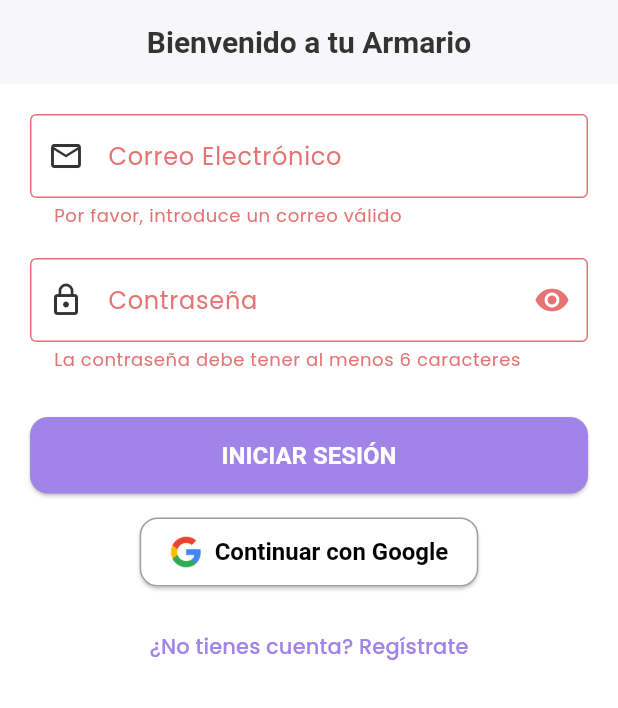
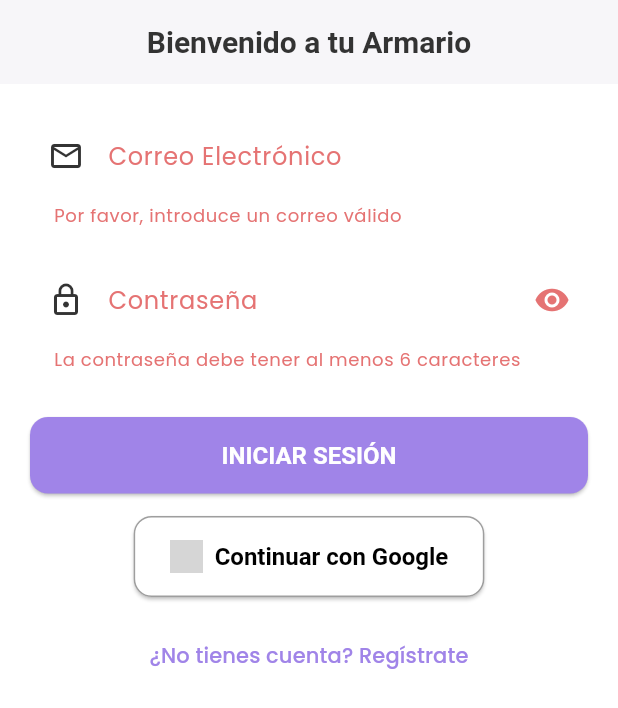
Before and after one commit to aleramiirez/Armario-Virtual, a Flutter app: the screen it shows after launch, after a tap on "INICIAR SESIÓN", after a tap on "Continuar con Google", on a phone screen of 412 x 824 dp. Shown: the top 708 px of the screen. Run offline on Flutter 3.47's test engine with Material 3 defaults, Android fonts, the phone set to English and light mode, and no system bars; our stand-ins replace cached_network_image, cloud_firestore, cloud_functions, firebase_auth, firebase_core, firebase_storage and 4 more; missing offline and left inert: firebase_app_check, translator; accounts and stored records are empty; grey boxes are pictures that could not be loaded.

Commit message:
update garment_detail & refactor login

```diff
--- a/lib/main.dart
+++ b/lib/main.dart
@@ -3,12 +3,19 @@ import 'package:firebase_core/firebase_core.dart';
 import 'firebase_options.dart';
 import 'package:armario_virtual/widgets/auth_gate.dart';
 import 'package:armario_virtual/theme/app_theme.dart';
+import 'package:firebase_app_check/firebase_app_check.dart';
 
 Future<void> main() async {
   WidgetsFlutterBinding.ensureInitialized();
   await Firebase.initializeApp(
     options: DefaultFirebaseOptions.currentPlatform,
   );
+
+  await FirebaseAppCheck.instance.activate(
+    androidProvider: AndroidProvider.playIntegrity,
+    appleProvider: AppleProvider.appAttest,
+  );
+
   runApp(const MyApp());
 }
 
--- a/lib/screens/login/widgets/login_form.dart
+++ b/lib/screens/login/widgets/login_form.dart
@@ -2,6 +2,7 @@ import 'package:flutter/material.dart';
 import 'package:firebase_auth/firebase_auth.dart';
 import 'package:google_sign_in/google_sign_in.dart';
 import 'package:armario_virtual/screens/registration/registration_screen.dart';
+import 'package:armario_virtual/services/auth_services.dart';
 
 class LoginForm extends StatefulWidget {
   const LoginForm({super.key});
@@ -16,6 +17,8 @@ class _LoginFormState extends State<LoginForm> {
   final _passwordController = TextEditingController();
   bool _isPasswordVisible = false;
   bool _isLoading = false;
+
+  final AuthService _authService = AuthService();
 
   @override
   void dispose() {
@@ -33,21 +36,16 @@ class _LoginFormState extends State<LoginForm> {
     });
 
     try {
-      final email = _emailController.text;
-      final password = _passwordController.text;
-
-      await FirebaseAuth.instance.signInWithEmailAndPassword(
-        email: email,
-        password: password,
+      await _authService.signInWithEmailAndPassword(
+        _emailController.text.trim(),
+        _passwordController.text.trim(),
       );
     } on FirebaseAuthException catch (e) {
       String errorMessage = 'Ocurrió un error';
-      if (e.code == 'user-not-found') {
-        errorMessage = 'No se encontró un usuario con ese correo.';
-      } else if (e.code == 'wrong-password') {
-        errorMessage = 'La contraseña es incorrecta.';
-      } else if (e.code == 'invalid-credential' || e.code == 'invalid-email') {
-        errorMessage = 'Las credenciales no son válidas.';
+      if (e.code == 'user-not-found' ||
+          e.code == 'wrong-password' ||
+          e.code == 'invalid-credential') {
+        errorMessage = 'Correo o contraseña incorrectos.';
       }
 
       if (mounted) {
@@ -55,20 +53,6 @@ class _LoginFormState extends State<LoginForm> {
           SnackBar(
             content: Text(errorMessage),
             backgroundColor: Theme.of(context).colorScheme.error,
-            behavior: SnackBarBehavior.floating,
-            shape: RoundedRectangleBorder(
-              borderRadius: BorderRadius.circular(20),
-            ),
-            margin: const EdgeInsets.symmetric(horizontal: 20, vertical: 10),
-          ),
-        );
-      }
-    } catch (e) {
-      if (mounted) {
-        ScaffoldMessenger.of(context).showSnackBar(
-          SnackBar(
-            content: const Text('Ocurrió un error inesperado.'),
-            backgroundColor: Colors.red,
             behavior: SnackBarBehavior.floating,
             shape: RoundedRectangleBorder(
               borderRadius: BorderRadius.circular(20),
@@ -91,20 +75,7 @@ class _LoginFormState extends State<LoginForm> {
       _isLoading = true;
     });
     try {
-      final GoogleSignInAccount? googleUser = await GoogleSignIn().signIn();
-      if (googleUser == null) {
-        setState(() {
-          _isLoading = false;
-        });
-        return;
-      }
-      final GoogleSignInAuthentication googleAuth =
-          await googleUser.authentication;
-      final credential = GoogleAuthProvider.credential(
-        accessToken: googleAuth.accessToken,
-        idToken: googleAuth.idToken,
-      );
-      await FirebaseAuth.instance.signInWithCredential(credential);
+      await _authService.signInWithGoogle();
     } catch (error) {
       if (mounted) {
         ScaffoldMessenger.of(context).showSnackBar(
@@ -144,7 +115,6 @@ class _LoginFormState extends State<LoginForm> {
             decoration: const InputDecoration(
               labelText: 'Correo Electrónico',
               prefixIcon: Icon(Icons.email_outlined),
-              border: OutlineInputBorder(),
             ),
             keyboardType: TextInputType.emailAddress,
             validator: (value) {
@@ -161,16 +131,12 @@ class _LoginFormState extends State<LoginForm> {
             decoration: InputDecoration(
               labelText: 'Contraseña',
               prefixIcon: const Icon(Icons.lock_outline),
-              border: const OutlineInputBorder(),
               suffixIcon: IconButton(
                 icon: Icon(
                   _isPasswordVisible ? Icons.visibility_off : Icons.visibility,
                 ),
-                onPressed: () {
-                  setState(() {
-                    _isPasswordVisible = !_isPasswordVisible;
-                  });
-                },
+                onPressed: () =>
+                    setState(() => _isPasswordVisible = !_isPasswordVisible),
               ),
             ),
             validator: (value) {
@@ -184,25 +150,27 @@ class _LoginFormState extends State<LoginForm> {
           ElevatedButton(
             onPressed: _isLoading ? null : _submitForm,
             child: _isLoading
-                ? const CircularProgressIndicator(color: Colors.white)
-                : const Text('INICIAR SESIÓN', style: TextStyle(fontSize: 16)),
+                ? const SizedBox(
+                    height: 24,
+                    width: 24,
+                    child: CircularProgressIndicator(
+                      color: Colors.white,
+                      strokeWidth: 3,
+                    ),
+                  )
+                : const Text('INICIAR SESIÓN'),
           ),
           const SizedBox(height: 15),
           Row(
-            mainAxisAlignment:
-                MainAxisAlignment.center, // Centra el contenido de la fila
+            mainAxisAlignment: MainAxisAlignment.center,
             children: [
               ElevatedButton.icon(
-                icon: Image.asset('assets/google.png', height: 22.0),
+                icon: Image.asset('assets/google_logo.png', height: 22.0),
                 label: const Text('Continuar con Google'),
                 style: ElevatedButton.styleFrom(
                   foregroundColor: Colors.black,
                   backgroundColor: Colors.white,
                   side: const BorderSide(color: Colors.grey),
-                  padding: const EdgeInsets.symmetric(
-                    vertical: 12,
-                    horizontal: 20,
-                  ),
                 ),
                 onPressed: _isLoading ? null : _signInWithGoogle,
               ),
@@ -211,7 +179,8 @@ class _LoginFormState extends State<LoginForm> {
           const SizedBox(height: 15),
           TextButton(
             onPressed: () {
-              Navigator.of(context).push(
+              Navigator.push(
+                context,
                 MaterialPageRoute(builder: (ctx) => const RegistrationScreen()),
               );
             },
--- /dev/null
+++ b/lib/services/auth_services.dart
@@ -0,0 +1,44 @@
+import 'package:firebase_auth/firebase_auth.dart';
+import 'package:google_sign_in/google_sign_in.dart';
+
+class AuthService {
+  final FirebaseAuth _firebaseAuth = FirebaseAuth.instance;
+  final GoogleSignIn _googleSignIn = GoogleSignIn();
+
+  // Iniciar sesión con Email y Contraseña
+  Future<User?> signInWithEmailAndPassword(
+    String email,
+    String password,
+  ) async {
+    final userCredential = await _firebaseAuth.signInWithEmailAndPassword(
+      email: email,
+      password: password,
+    );
+    return userCredential.user;
+  }
+
+  // Iniciar sesión con Google
+  Future<User?> signInWithGoogle() async {
+    final GoogleSignInAccount? googleUser = await _googleSignIn.signIn();
+    if (googleUser == null) {
+      // El usuario canceló el proceso
+      return null;
+    }
+    final GoogleSignInAuthentication googleAuth =
+        await googleUser.authentication;
+    final credential = GoogleAuthProvider.credential(
+      accessToken: googleAuth.accessToken,
+      idToken: googleAuth.idToken,
+    );
+    final userCredential = await _firebaseAuth.signInWithCredential(credential);
+    return userCredential.user;
+  }
+
+  // Cerrar sesión
+  Future<void> signOut() async {
+    await _googleSignIn.signOut();
+    await _firebaseAuth.signOut();
+  }
+
+  // ... (Aquí podrías añadir el método de registro en el futuro)
+}
--- a/pubspec.yaml
+++ b/pubspec.yaml
@@ -49,6 +49,7 @@ dependencies:
   cloud_functions: ^6.0.1
   image_cropper: ^9.1.0
   url_launcher: ^6.3.2
+  firebase_app_check: ^0.4.0+1
 
 dev_dependencies:
   flutter_test:
```
Also changed, not shown: lib/screens/garment_detail/garment_detail_screen.dart (+83 -107 lines), pubspec.lock, 2 other files.
